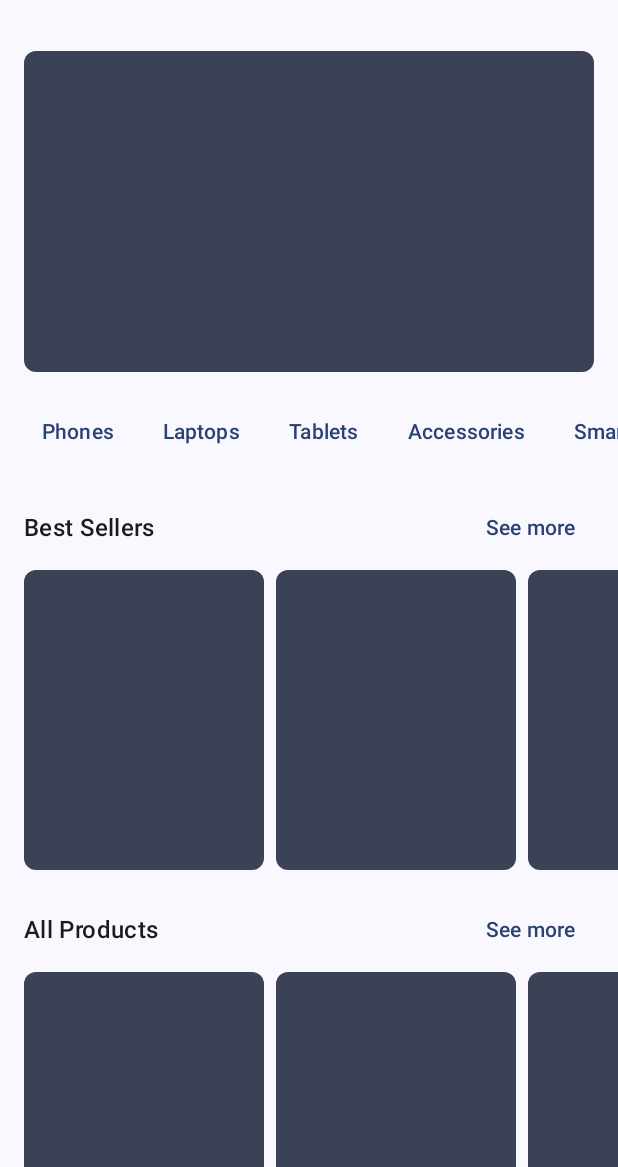
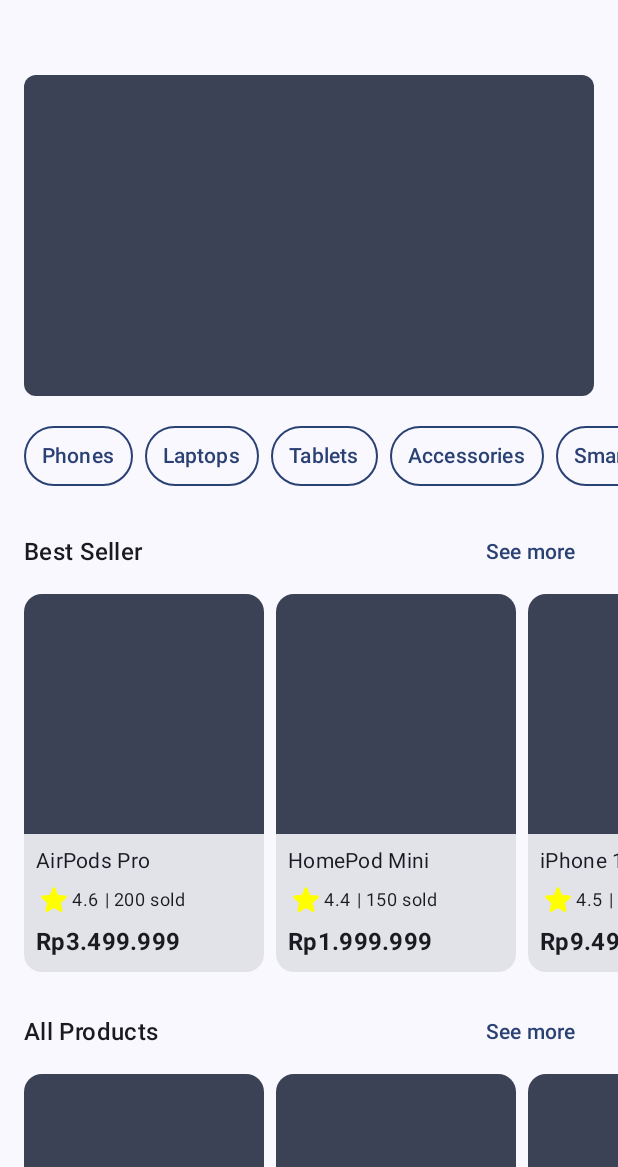
Before and after one commit to RidhaAF/Techtopia, an Android app built with Jetpack Compose: the screen it shows after launch (MainActivity), on a phone screen of 412 x 824 dp, the part 69-1236 px from its top. Run offline under Robolectric (Android 15) with nearby library versions, the phone set to English and light mode, and no system bars.

Commit message:
fix: update home page layout

```diff
--- /dev/null
+++ b/app/src/main/java/com/ridhaaf/techtopia/core/utils/CurrencyFormatter.kt
@@ -0,0 +1,10 @@
+package com.ridhaaf.techtopia.core.utils
+
+import java.text.NumberFormat
+import java.util.Locale
+
+fun currencyFormatter(price: Double): String {
+    val format = NumberFormat.getCurrencyInstance(Locale("id", "ID"))
+    format.maximumFractionDigits = 0
+    return format.format(price)
+}
--- a/app/src/main/java/com/ridhaaf/techtopia/feature/presentation/home/HomeScreen.kt
+++ b/app/src/main/java/com/ridhaaf/techtopia/feature/presentation/home/HomeScreen.kt
@@ -1,5 +1,6 @@
 package com.ridhaaf.techtopia.feature.presentation.home
 
+import androidx.compose.foundation.BorderStroke
 import androidx.compose.foundation.background
 import androidx.compose.foundation.layout.Arrangement
 import androidx.compose.foundation.layout.Box
@@ -11,15 +12,16 @@ import androidx.compose.foundation.layout.fillMaxSize
 import androidx.compose.foundation.layout.fillMaxWidth
 import androidx.compose.foundation.layout.height
 import androidx.compose.foundation.layout.padding
-import androidx.compose.foundation.layout.width
 import androidx.compose.foundation.lazy.LazyRow
+import androidx.compose.foundation.lazy.items
 import androidx.compose.foundation.rememberScrollState
 import androidx.compose.foundation.shape.RoundedCornerShape
 import androidx.compose.foundation.verticalScroll
 import androidx.compose.material.icons.Icons
 import androidx.compose.material.icons.rounded.Search
 import androidx.compose.material.icons.rounded.ShoppingCart
-import androidx.compose.material3.ColorScheme
+import androidx.compose.material.icons.rounded.Star
+import androidx.compose.material3.Card
 import androidx.compose.material3.ExperimentalMaterial3Api
 import androidx.compose.material3.Icon
 import androidx.compose.material3.IconButton
@@ -32,9 +34,12 @@ import androidx.compose.runtime.Composable
 import androidx.compose.ui.Alignment
 import androidx.compose.ui.Modifier
 import androidx.compose.ui.draw.clip
+import androidx.compose.ui.graphics.Color
+import androidx.compose.ui.text.font.FontWeight
 import androidx.compose.ui.unit.dp
 import androidx.navigation.NavController
 import com.ridhaaf.techtopia.core.presentation.components.VerticalSpacer
+import com.ridhaaf.techtopia.core.utils.currencyFormatter
 
 @OptIn(ExperimentalMaterial3Api::class)
 @Composable
@@ -42,8 +47,6 @@ fun HomeScreen(
     modifier: Modifier = Modifier,
     navController: NavController? = null,
 ) {
-    val colorScheme: ColorScheme = MaterialTheme.colorScheme
-
     Scaffold(topBar = {
         TopAppBar(title = { Text(text = "Techtopia") }, actions = {
             SearchButton()
@@ -55,7 +58,7 @@ fun HomeScreen(
                 .fillMaxSize()
                 .padding(it),
         ) {
-            HomeContent(colorScheme)
+            HomeContent()
         }
     }
 }
@@ -81,35 +84,33 @@ private fun CartButton() {
 }
 
 @Composable
-private fun HomeContent(colorScheme: ColorScheme) {
+private fun HomeContent() {
     val verticalScrollState = rememberScrollState()
 
     Column(
         modifier = Modifier
             .fillMaxWidth()
             .verticalScroll(verticalScrollState),
+        verticalArrangement = Arrangement.spacedBy(16.dp),
     ) {
         VerticalSpacer()
-        Banner(colorScheme)
-        VerticalSpacer()
+        Banner()
         Categories()
-        VerticalSpacer()
-        BestSellers()
-        VerticalSpacer()
+        BestSeller()
         AllProducts()
         VerticalSpacer()
     }
 }
 
 @Composable
-private fun Banner(colorScheme: ColorScheme) {
+private fun Banner() {
     Box(
         modifier = Modifier
             .fillMaxWidth()
             .padding(horizontal = 16.dp)
             .aspectRatio(16f / 9f)
             .clip(shape = RoundedCornerShape(8.dp))
-            .background(color = colorScheme.secondary)
+            .background(color = MaterialTheme.colorScheme.secondary)
     )
 }
 
@@ -130,18 +131,21 @@ private fun Categories() {
 
 @Composable
 private fun CategoryItem(category: String) {
-    TextButton(onClick = { /*TODO*/ }) {
+    TextButton(
+        onClick = { /*TODO*/ },
+        border = BorderStroke(1.dp, MaterialTheme.colorScheme.primary),
+    ) {
         Text(text = category)
     }
 }
 
 @Composable
-private fun BestSellers() {
+private fun BestSeller() {
     ProductsSection(
         modifier = Modifier
             .fillMaxWidth()
             .padding(horizontal = 16.dp),
-        title = "Best Sellers",
+        title = "Best Seller",
     )
 }
 
@@ -160,7 +164,20 @@ private fun ProductsSection(
     modifier: Modifier = Modifier,
     title: String,
 ) {
-    Column {
+    var products = listOf(
+        Product("iPhone 13", 4.5, 100, 9499999.0),
+        Product("MacBook Pro", 4.8, 50, 23999999.0),
+        Product("iPad Pro", 4.7, 75, 12999999.0),
+        Product("AirPods Pro", 4.6, 200, 3499999.0),
+        Product("HomePod Mini", 4.4, 150, 1999999.0),
+    )
+    if (title == "Best Seller") {
+        products = products.sortedByDescending { it.sold }.take(3)
+    }
+
+    Column(
+        verticalArrangement = Arrangement.spacedBy(4.dp),
+    ) {
         Row(
             modifier = modifier,
             horizontalArrangement = Arrangement.SpaceBetween,
@@ -174,34 +191,104 @@ private fun ProductsSection(
                 Text(text = "See more")
             }
         }
-        VerticalSpacer(height = 4)
-        ProductsList()
+        ProductsList(products = products)
     }
 }
 
 @Composable
-private fun ProductsList() {
-    val products = listOf("Product 1", "Product 2", "Product 3", "Product 4", "Product 5")
-
+private fun ProductsList(products: List<Product>) {
     LazyRow(
         modifier = Modifier.fillMaxWidth(),
         horizontalArrangement = Arrangement.spacedBy(8.dp),
         contentPadding = PaddingValues(horizontal = 16.dp),
     ) {
-        items(products.size) { index ->
-            ProductItem(product = products[index])
+        items(products) { product ->
+            ProductItem(product = product)
         }
     }
 }
 
 @Composable
-private fun ProductItem(product: String) {
+private fun ProductItem(product: Product) {
+    Card {
+        ProductImage()
+        ProductDetail(
+            name = product.name,
+            rating = product.rating,
+            sold = product.sold,
+            price = product.price,
+        )
+    }
+}
+
+@Composable
+private fun ProductImage() {
     Box(
         modifier = Modifier
-            .width(160.dp)
-            .height(200.dp)
-            .clip(shape = RoundedCornerShape(8.dp))
+            .fillMaxWidth()
+            .height(160.dp)
+            .aspectRatio(1f)
             .background(color = MaterialTheme.colorScheme.secondary)
-            .padding(16.dp)
     )
 }
+
+@Composable
+private fun ProductDetail(
+    name: String,
+    rating: Double,
+    sold: Int,
+    price: Double,
+) {
+    Column(
+        modifier = Modifier.padding(8.dp),
+        verticalArrangement = Arrangement.spacedBy(4.dp),
+    ) {
+        ProductName(name = name)
+        ProductRating(rating = rating, sold = sold)
+        ProductPrice(price = price)
+    }
+}
+
+@Composable
+private fun ProductName(name: String) {
+    Text(
+        text = name,
+        style = MaterialTheme.typography.bodyMedium,
+    )
+}
+
+@Composable
+private fun ProductRating(rating: Double, sold: Int) {
+    Row(verticalAlignment = Alignment.CenterVertically) {
+        Icon(
+            imageVector = Icons.Rounded.Star,
+            contentDescription = "Rating",
+            tint = Color.Yellow,
+        )
+        Text(
+            text = rating.toString(),
+            style = MaterialTheme.typography.bodySmall,
+        )
+        Text(
+            text = " | $sold sold",
+            style = MaterialTheme.typography.bodySmall,
+        )
+    }
+}
+
+@Composable
+private fun ProductPrice(price: Double) {
+    Text(
+        text = currencyFormatter(price),
+        style = MaterialTheme.typography.titleMedium.copy(
+            fontWeight = FontWeight.Bold,
+        ),
+    )
+}
+
+data class Product(
+    val name: String,
+    val rating: Double,
+    val sold: Int,
+    val price: Double,
+)
```
